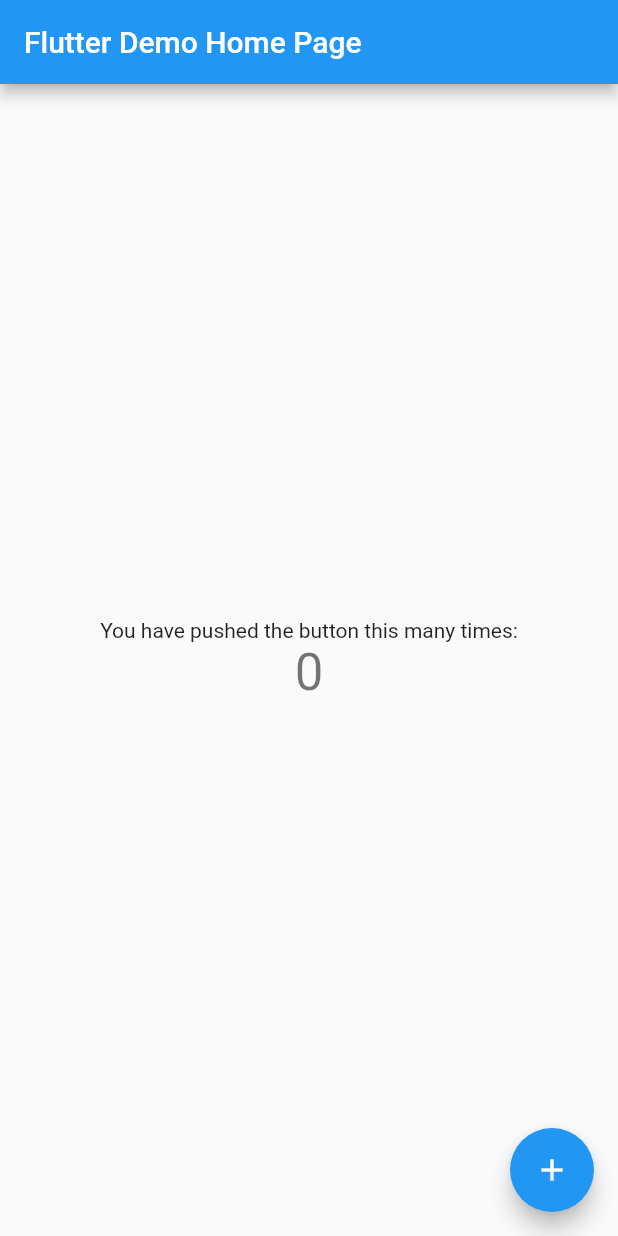
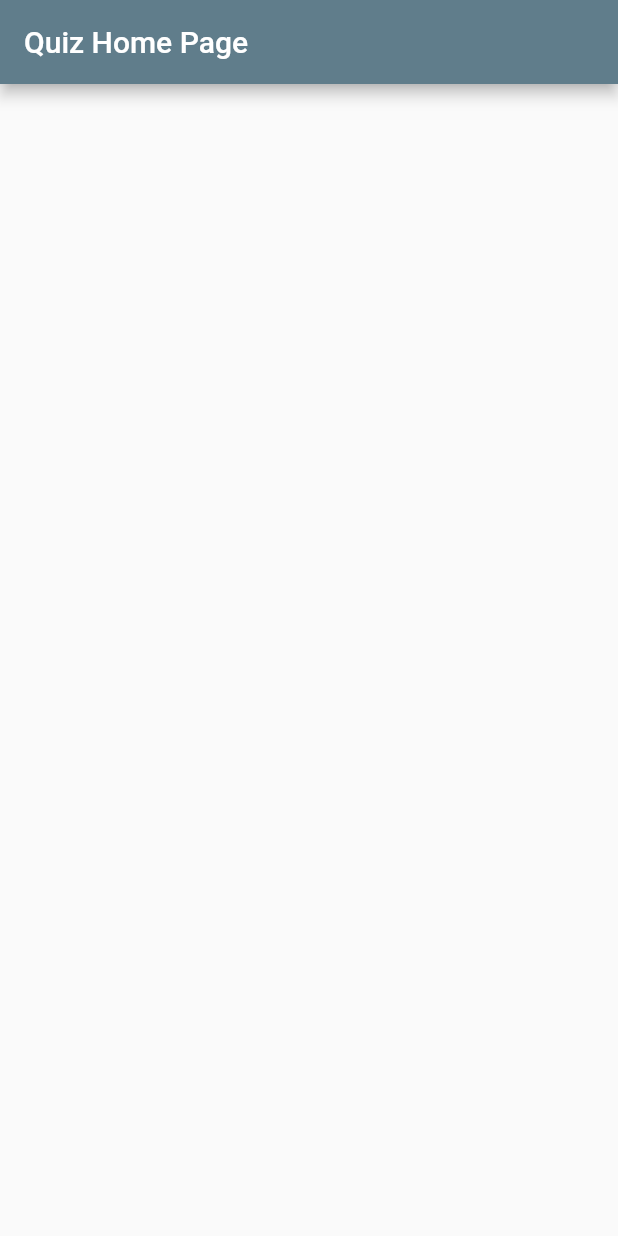
Before and after one commit to robielcpnv/Quiz, a Flutter app: the screen it shows after launch, on a phone screen of 412 x 824 dp. Run offline on Flutter 3.47's test engine with Material 2 defaults, Android fonts, the phone set to English and light mode, and no system bars.

Commit message:
remove boilerplate

```diff
--- a/lib/main.dart
+++ b/lib/main.dart
@@ -7,109 +7,29 @@ void main() {
 class MyApp extends StatelessWidget {
   const MyApp({super.key});
 
-  // This widget is the root of your application.
   @override
   Widget build(BuildContext context) {
     return MaterialApp(
-      title: 'Flutter Demo',
+      title: 'Quiz',
       theme: ThemeData(
-        // This is the theme of your application.
-        //
-        // Try running your application with "flutter run". You'll see the
-        // application has a blue toolbar. Then, without quitting the app, try
-        // changing the primarySwatch below to Colors.green and then invoke
-        // "hot reload" (press "r" in the console where you ran "flutter run",
-        // or simply save your changes to "hot reload" in a Flutter IDE).
-        // Notice that the counter didn't reset back to zero; the application
-        // is not restarted.
-        primarySwatch: Colors.blue,
+        primarySwatch: Colors.blueGrey,
       ),
-      home: const MyHomePage(title: 'Flutter Demo Home Page'),
+      home: const MyHomePage(title: 'Quiz Home Page'),
     );
   }
 }
 
-class MyHomePage extends StatefulWidget {
+class MyHomePage extends StatelessWidget {
   const MyHomePage({super.key, required this.title});
-
-  // This widget is the home page of your application. It is stateful, meaning
-  // that it has a State object (defined below) that contains fields that affect
-  // how it looks.
-
-  // This class is the configuration for the state. It holds the values (in this
-  // case the title) provided by the parent (in this case the App widget) and
-  // used by the build method of the State. Fields in a Widget subclass are
-  // always marked "final".
 
   final String title;
 
   @override
-  State<MyHomePage> createState() => _MyHomePageState();
-}
-
-class _MyHomePageState extends State<MyHomePage> {
-  int _counter = 0;
-
-  void _incrementCounter() {
-    setState(() {
-      // This call to setState tells the Flutter framework that something has
-      // changed in this State, which causes it to rerun the build method below
-      // so that the display can reflect the updated values. If we changed
-      // _counter without calling setState(), then the build method would not be
-      // called again, and so nothing would appear to happen.
-      _counter++;
-    });
-  }
-
-  @override
   Widget build(BuildContext context) {
-    // This method is rerun every time setState is called, for instance as done
-    // by the _incrementCounter method above.
-    //
-    // The Flutter framework has been optimized to make rerunning build methods
-    // fast, so that you can just rebuild anything that needs updating rather
-    // than having to individually change instances of widgets.
     return Scaffold(
       appBar: AppBar(
-        // Here we take the value from the MyHomePage object that was created by
-        // the App.build method, and use it to set our appbar title.
-        title: Text(widget.title),
+        title: Text(title),
       ),
-      body: Center(
-        // Center is a layout widget. It takes a single child and positions it
-        // in the middle of the parent.
-        child: Column(
-          // Column is also a layout widget. It takes a list of children and
-          // arranges them vertically. By default, it sizes itself to fit its
-          // children horizontally, and tries to be as tall as its parent.
-          //
-          // Invoke "debug painting" (press "p" in the console, choose the
-          // "Toggle Debug Paint" action from the Flutter Inspector in Android
-          // Studio, or the "Toggle Debug Paint" command in Visual Studio Code)
-          // to see the wireframe for each widget.
-          //
-          // Column has various properties to control how it sizes itself and
-          // how it positions its children. Here we use mainAxisAlignment to
-          // center the children vertically; the main axis here is the vertical
-          // axis because Columns are vertical (the cross axis would be
-          // horizontal).
-          mainAxisAlignment: MainAxisAlignment.center,
-          children: <Widget>[
-            const Text(
-              'You have pushed the button this many times:',
-            ),
-            Text(
-              '$_counter',
-              style: Theme.of(context).textTheme.headlineMedium,
-            ),
-          ],
-        ),
-      ),
-      floatingActionButton: FloatingActionButton(
-        onPressed: _incrementCounter,
-        tooltip: 'Increment',
-        child: const Icon(Icons.add),
-      ), // This trailing comma makes auto-formatting nicer for build methods.
     );
   }
 }
```
